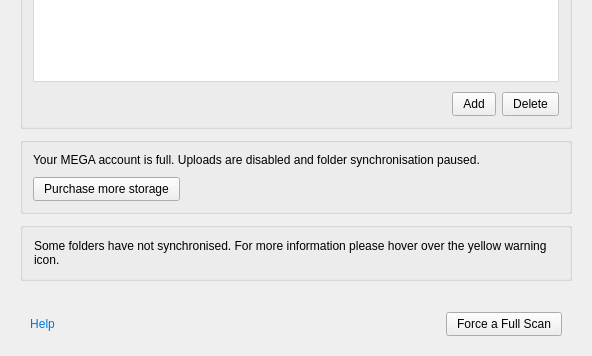
Above: src/MEGASync/gui/win/SettingsDialog.ui from meganz/MEGAsync before the change; both pictures show x 0 to 592 and y 368 to 724 of the 592 by 724 pixel window. Below: the same form after it.
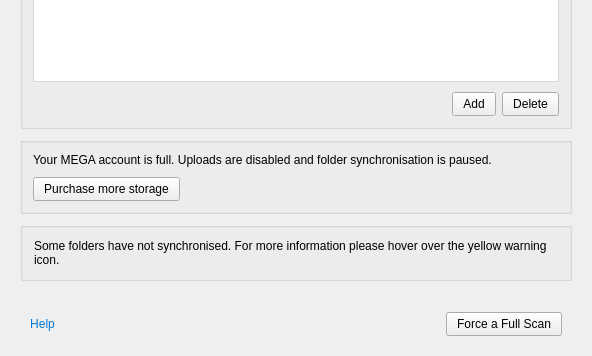
That is the form after the change. The open tabs and pages were chosen to show the change. Icons and pictures are not drawn. Custom widgets are drawn as their Qt base class.

```diff
--- a/src/MEGASync/gui/win/SettingsDialog.ui
+++ b/src/MEGASync/gui/win/SettingsDialog.ui
@@ -1687,7 +1687,7 @@
           <item>
            <widget class="QLabel" name="lOQWarning">
             <property name="text">
-             <string>Your MEGA account is full. Uploads are disabled and folder synchronisation paused.</string>
+             <string>Your MEGA account is full. Uploads are disabled and folder synchronisation is paused.</string>
             </property>
             <property name="wordWrap">
              <bool>true</bool>
```
